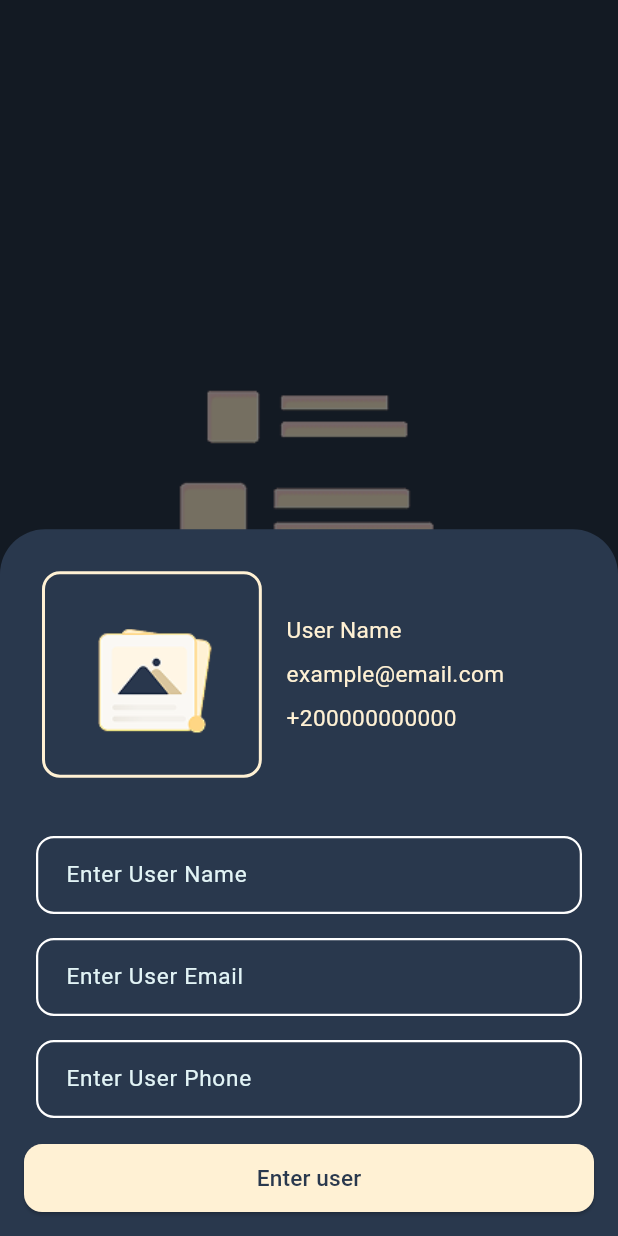
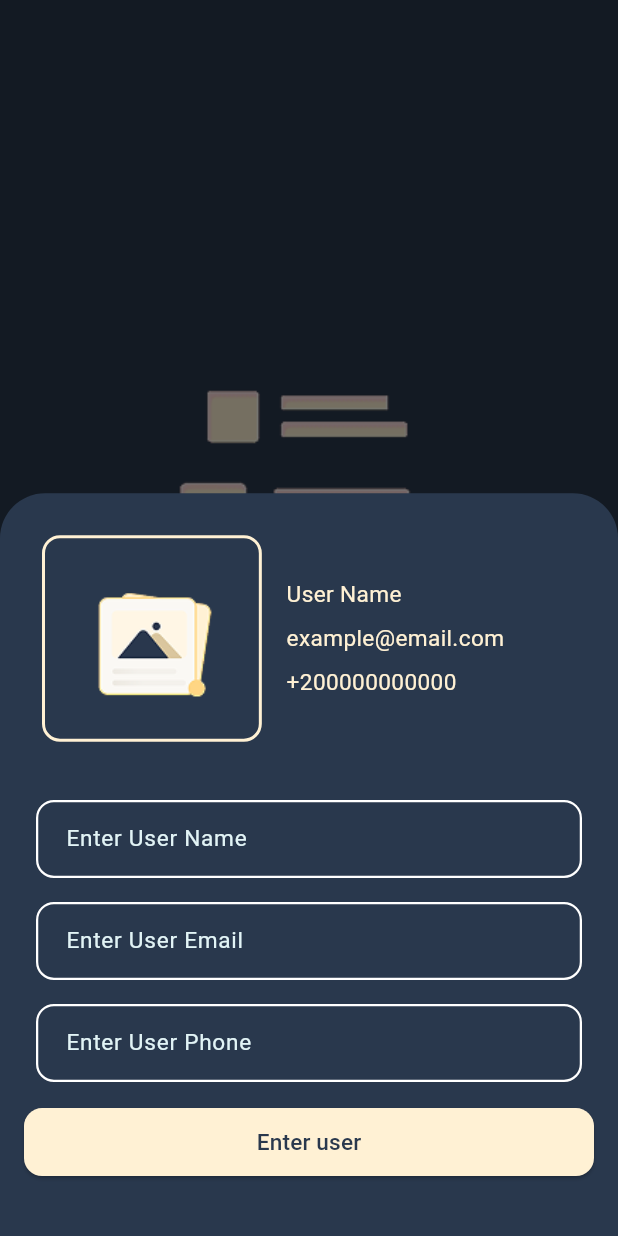
Before and after one commit to OmarGamalDev/contact-app, a Flutter app: the screen it shows after launch, after a tap on the "add" icon, on a phone screen of 412 x 824 dp. Run offline on Flutter 3.47's test engine with Material 3 defaults, Android fonts, the phone set to English and light mode, and no system bars; our stand-ins replace flutter_screenutil, image_picker.

Commit message:
feat: refactor HomeScreen and AddContactBottomSheet; implement contact display in a grid; remove CustomFloatingActionButton; add ContactCard widget

```diff
--- a/lib/features/home/view/home_screen.dart
+++ b/lib/features/home/view/home_screen.dart
@@ -1,22 +1,55 @@
-import 'dart:io';
-
 import 'package:contact_app/features/home/model/contact_model.dart';
-import 'package:contact_app/features/home/widgets/floating_action_button.dart';
+import 'package:contact_app/features/home/widgets/add_contact_bottom_sheet.dart';
+import 'package:contact_app/features/home/widgets/contact_card.dart';
 import 'package:flutter/material.dart';
 import 'package:flutter_screenutil/flutter_screenutil.dart';
 
-class HomeScreen extends StatelessWidget {
-   HomeScreen({super.key});
+class HomeScreen extends StatefulWidget {
+  const HomeScreen({super.key});
   static const routename = "home";
+
+  @override
+  State<HomeScreen> createState() => _HomeScreenState();
+}
+
+class _HomeScreenState extends State<HomeScreen> {
   List<ContactModel> contacts = [];
 
   @override
   Widget build(BuildContext context) {
     return Scaffold(
       backgroundColor: Color(0xff29384D),
-      floatingActionButton: CustomFloatingActionButton(),
-      body: contacts.isEmpty?
-      Center(
+
+      floatingActionButton: FloatingActionButton(
+        backgroundColor: const Color(0xffFFF1D4),
+        child: const Icon(Icons.add),
+        onPressed: () {
+          final parentContext = context;
+
+          showModalBottomSheet(
+            context: parentContext,
+            isScrollControlled: true,
+            backgroundColor: Colors.transparent,
+            builder:
+                (context) => Padding(
+                  padding: EdgeInsets.only(
+                    bottom: MediaQuery.of(context).viewInsets.bottom,
+                  ),
+                  child: AddContactBottomSheet(
+                    onContactAdded: (contact) {
+                      setState(() {
+                        contacts.add(contact);
+                      });
+                    },
+                    parentContext: parentContext,
+                  ),
+                ),
+          );
+        },
+      ),
+      body:
+          contacts.isEmpty
+              ? Center(
                 child: Column(
                   children: [
                     SizedBox(height: 150.h),
@@ -36,28 +69,27 @@ class HomeScreen extends StatelessWidget {
                     ),
                   ],
                 ),
-      ):
-      ListView.builder(
+              )
+              : Padding(
+                padding: const EdgeInsets.all(12.0),
+                child: GridView.builder(
                   itemCount: contacts.length,
-        itemBuilder: (context, index) {
-          final contact = contacts[index];
-          return ListTile(
-            leading: CircleAvatar(
-              backgroundImage: contact.image.isNotEmpty
-                  ? FileImage(File(contact.image))
-                  : AssetImage('assets/images/default_avatar.png')
-                      as ImageProvider,
+                  gridDelegate: const SliverGridDelegateWithFixedCrossAxisCount(
+                    crossAxisCount: 2,
+                    childAspectRatio: 0.05,
+                    crossAxisSpacing: 10,
+                    mainAxisSpacing: 10,
                   ),
-            title: Text(
-              contact.name,
-              style: TextStyle(color: Colors.white, fontSize: 18.sp),
+                  itemBuilder:
+                      (context, index) => ContactCard(
+                        contact: contacts[index],
+                        onDelete: () {
+                          setState(() {
+                            contacts.removeAt(index);
+                          });
+                        },
                       ),
-            subtitle: Text(
-              contact.phoneNumber,
-              style: TextStyle(color: Colors.white70, fontSize: 16.sp),
                 ),
-          );
-        },
               ),
     );
   }
--- a/lib/features/home/widgets/add_contact_bottom_sheet.dart
+++ b/lib/features/home/widgets/add_contact_bottom_sheet.dart
@@ -7,7 +7,13 @@ import 'package:image_picker/image_picker.dart';
 
 class AddContactBottomSheet extends StatefulWidget {
   final Function(ContactModel) onContactAdded;
-  const AddContactBottomSheet({super.key, required this.onContactAdded});
+  final BuildContext parentContext;
+  const AddContactBottomSheet({
+    super.key,
+    required this.onContactAdded,
+    required this.parentContext,
+  });
+
   @override
   State<AddContactBottomSheet> createState() => _AddContactBottomSheetState();
 }
@@ -32,8 +38,16 @@ class _AddContactBottomSheetState extends State<AddContactBottomSheet> {
 
   @override
   Widget build(BuildContext context) {
-    return Container(
-      padding: EdgeInsets.all(16),
+    return SafeArea(
+      child: SingleChildScrollView(
+        child: Container(
+          padding: EdgeInsets.only(
+            left: 16,
+            right: 16,
+            top: 16,
+            bottom: MediaQuery.of(context).viewInsets.bottom + 40,
+          ),
+
           decoration: BoxDecoration(
             color: const Color(0xff29384D),
             borderRadius: BorderRadius.vertical(top: Radius.circular(30)),
@@ -58,7 +72,10 @@ class _AddContactBottomSheetState extends State<AddContactBottomSheet> {
                           decoration: BoxDecoration(
                             color: Color(0xff29384D),
                             borderRadius: BorderRadius.circular(12),
-                        border: Border.all(color: Color(0XFFFFF1D4), width: 2),
+                            border: Border.all(
+                              color: Color(0XFFFFF1D4),
+                              width: 2,
+                            ),
                           ),
                           child:
                               selectedImage != null
@@ -132,13 +149,40 @@ class _AddContactBottomSheetState extends State<AddContactBottomSheet> {
                   height: 48.h,
                   child: ElevatedButton(
                     onPressed: () {
+                      if (nameController.text.isEmpty ||
+                          emailController.text.isEmpty ||
+                          phoneController.text.isEmpty ||
+                          selectedImage == null) {
+                        Navigator.of(context).pop();
+                        Future.delayed(Duration(milliseconds: 300), () {
+                          ScaffoldMessenger.of(
+                            widget.parentContext,
+                          ).showSnackBar(
+                            SnackBar(
+                              margin: EdgeInsets.all(16),
+                              behavior: SnackBarBehavior.floating,
+                              content: Text(
+                                "Please fill all fields and select an image.",
+                                style: TextStyle(color: Colors.white),
+                              ),
+                              backgroundColor: Colors.red,
+                            ),
+                          );
+                        });
+                        return;
+                      }
+
                       final newContact = ContactModel(
                         name: nameController.text.trim(),
                         email: emailController.text.trim(),
                         phoneNumber: phoneController.text.trim(),
-                    image: selectedImage?.path ?? '',
+                        image: selectedImage!.path,
                       );
+
+                      widget.onContactAdded(newContact);
+                      Navigator.of(context).pop();
                     },
+
                     style: ElevatedButton.styleFrom(
                       backgroundColor: Color(0xffFFF1D4),
                       shape: RoundedRectangleBorder(
@@ -147,13 +191,18 @@ class _AddContactBottomSheetState extends State<AddContactBottomSheet> {
                     ),
                     child: Text(
                       "Enter user",
-                  style: TextStyle(color: Color(0xff29384D), fontSize: 16.sp),
+                      style: TextStyle(
+                        color: Color(0xff29384D),
+                        fontSize: 16.sp,
+                      ),
                     ),
                   ),
                 ),
               ],
             ),
           ),
+        ),
+      ),
     );
   }
 }
--- a/lib/features/home/widgets/floating_action_button.dart
+++ /dev/null
@@ -1,32 +0,0 @@
-import 'package:contact_app/features/home/widgets/add_contact_bottom_sheet.dart';
-import 'package:flutter/material.dart';
-
-class CustomFloatingActionButton extends StatelessWidget {
-  const CustomFloatingActionButton({super.key});
-
-  @override
-  Widget build(BuildContext context) {
-    return FloatingActionButton(
-      onPressed: () {
-        showModalBottomSheet(
-          context: context,
-          isScrollControlled: true,
-          backgroundColor: Colors.transparent,
-          builder:
-              (context) => Padding(
-                padding: EdgeInsets.only(
-                  bottom: MediaQuery.of(context).viewInsets.bottom,
-                ),
-                child: AddContactBottomSheet(
-                  onContactAdded: (ContactModel) {
-                    Navigator.pop(context);
-                  },
-                ),
-              ),
-        );
-      },
-      backgroundColor: Color(0xffFFF1D4),
-      child: Icon(Icons.add, size: 30.0),
-    );
-  }
-}
```
Also changed, not shown: lib/features/home/widgets/contact_card.dart (added, +162 -0 lines). Lines whose indentation alone changed are shown as unchanged.
